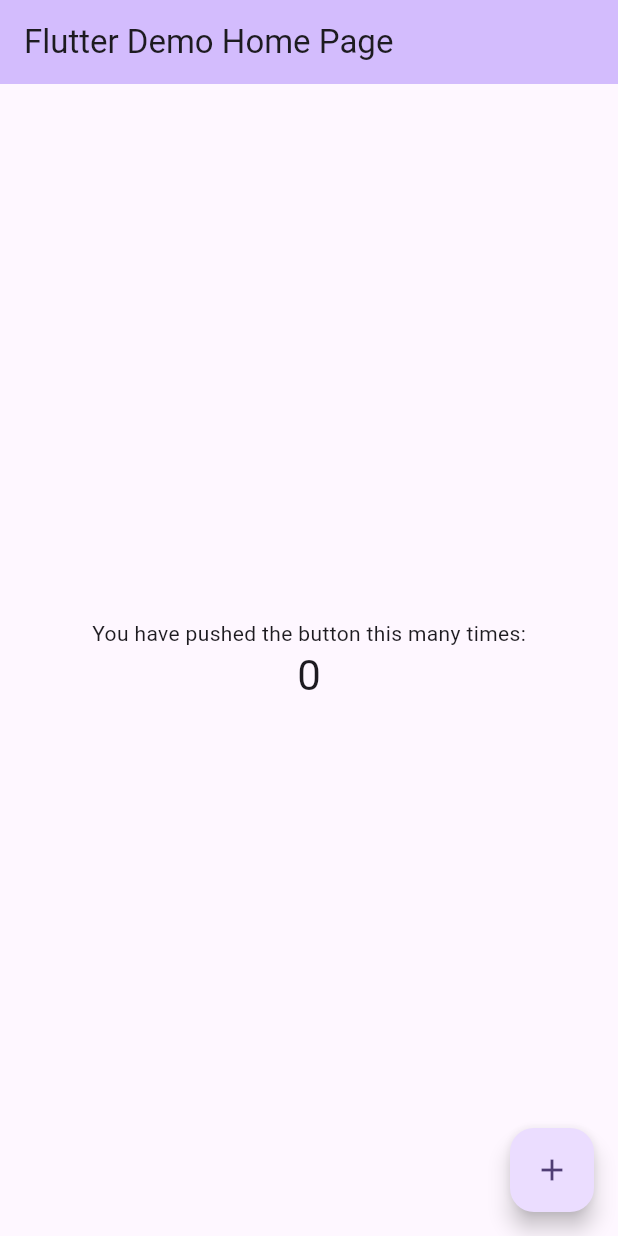
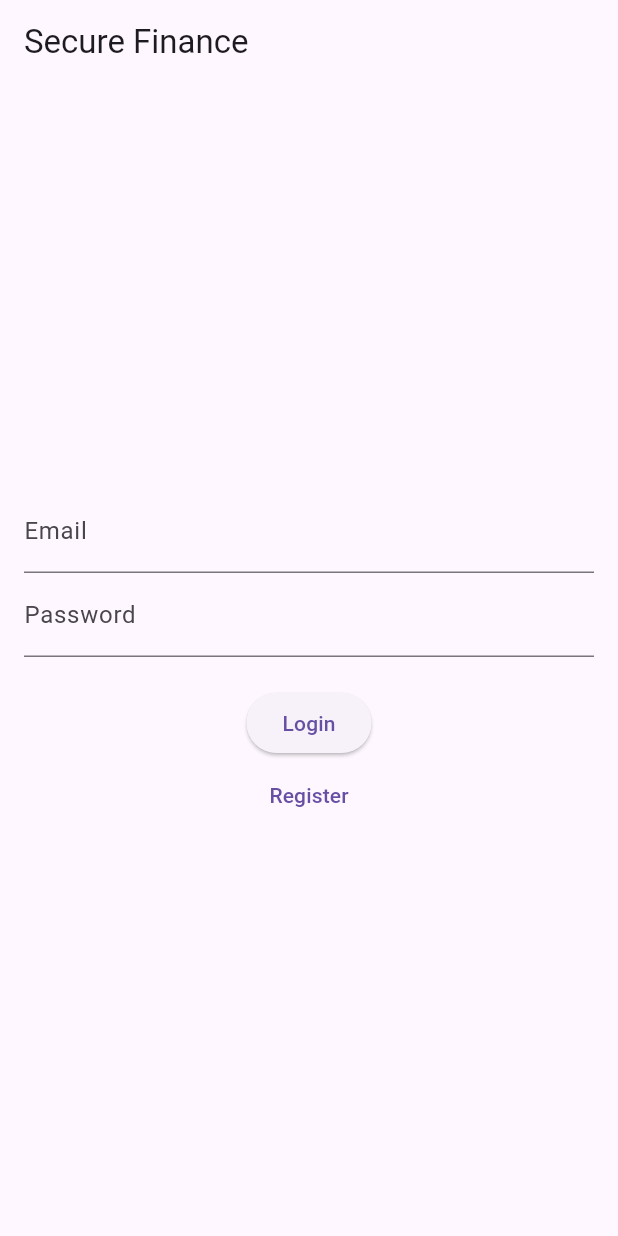
Before and after one commit to Hermit-commits-code/Secure-Finance, a Flutter app: the screen it shows after launch, on a phone screen of 412 x 824 dp. Run offline on Flutter 3.47's test engine with Material 3 defaults, Android fonts, the phone set to English and light mode, and no system bars; our stand-ins replace flutter_secure_storage.

Commit message:
feat: enable login and register on Pixel 8 via wireless debugging

```diff
--- a/lib/main.dart
+++ b/lib/main.dart
@@ -1,122 +1,21 @@
 import 'package:flutter/material.dart';
+import 'screens/login_screen.dart';
+import 'screens/register_screen.dart';
 
 void main() {
-  runApp(const MyApp());
+  runApp(MyApp());
 }
 
 class MyApp extends StatelessWidget {
-  const MyApp({super.key});
-
-  // This widget is the root of your application.
   @override
   Widget build(BuildContext context) {
     return MaterialApp(
-      title: 'Flutter Demo',
-      theme: ThemeData(
-        // This is the theme of your application.
-        //
-        // TRY THIS: Try running your application with "flutter run". You'll see
-        // the application has a purple toolbar. Then, without quitting the app,
-        // try changing the seedColor in the colorScheme below to Colors.green
-        // and then invoke "hot reload" (save your changes or press the "hot
-        // reload" button in a Flutter-supported IDE, or press "r" if you used
-        // the command line to start the app).
-        //
-        // Notice that the counter didn't reset back to zero; the application
-        // state is not lost during the reload. To reset the state, use hot
-        // restart instead.
-        //
-        // This works for code too, not just values: Most code changes can be
-        // tested with just a hot reload.
-        colorScheme: ColorScheme.fromSeed(seedColor: Colors.deepPurple),
-      ),
-      home: const MyHomePage(title: 'Flutter Demo Home Page'),
+      home: LoginScreen(),
+      routes: {
+        '/dashboard':
+            (context) => Scaffold(body: Center(child: Text('Dashboard TBD'))),
+        '/register': (context) => RegisterScreen(),
+      },
     );
   }
 }
-
-class MyHomePage extends StatefulWidget {
-  const MyHomePage({super.key, required this.title});
-
-  // This widget is the home page of your application. It is stateful, meaning
-  // that it has a State object (defined below) that contains fields that affect
-  // how it looks.
-
-  // This class is the configuration for the state. It holds the values (in this
-  // case the title) provided by the parent (in this case the App widget) and
-  // used by the build method of the State. Fields in a Widget subclass are
-  // always marked "final".
-
-  final String title;
-
-  @override
-  State<MyHomePage> createState() => _MyHomePageState();
-}
-
-class _MyHomePageState extends State<MyHomePage> {
-  int _counter = 0;
-
-  void _incrementCounter() {
-    setState(() {
-      // This call to setState tells the Flutter framework that something has
-      // changed in this State, which causes it to rerun the build method below
-      // so that the display can reflect the updated values. If we changed
-      // _counter without calling setState(), then the build method would not be
-      // called again, and so nothing would appear to happen.
-      _counter++;
-    });
-  }
-
-  @override
-  Widget build(BuildContext context) {
-    // This method is rerun every time setState is called, for instance as done
-    // by the _incrementCounter method above.
-    //
-    // The Flutter framework has been optimized to make rerunning build methods
-    // fast, so that you can just rebuild anything that needs updating rather
-    // than having to individually change instances of widgets.
-    return Scaffold(
-      appBar: AppBar(
-        // TRY THIS: Try changing the color here to a specific color (to
-        // Colors.amber, perhaps?) and trigger a hot reload to see the AppBar
-        // change color while the other colors stay the same.
-        backgroundColor: Theme.of(context).colorScheme.inversePrimary,
-        // Here we take the value from the MyHomePage object that was created by
-        // the App.build method, and use it to set our appbar title.
-        title: Text(widget.title),
-      ),
-      body: Center(
-        // Center is a layout widget. It takes a single child and positions it
-        // in the middle of the parent.
-        child: Column(
-          // Column is also a layout widget. It takes a list of children and
-          // arranges them vertically. By default, it sizes itself to fit its
-          // children horizontally, and tries to be as tall as its parent.
-          //
-          // Column has various properties to control how it sizes itself and
-          // how it positions its children. Here we use mainAxisAlignment to
-          // center the children vertically; the main axis here is the vertical
-          // axis because Columns are vertical (the cross axis would be
-          // horizontal).
-          //
-          // TRY THIS: Invoke "debug painting" (choose the "Toggle Debug Paint"
-          // action in the IDE, or press "p" in the console), to see the
-          // wireframe for each widget.
-          mainAxisAlignment: MainAxisAlignment.center,
-          children: <Widget>[
-            const Text('You have pushed the button this many times:'),
-            Text(
-              '$_counter',
-              style: Theme.of(context).textTheme.headlineMedium,
-            ),
-          ],
-        ),
-      ),
-      floatingActionButton: FloatingActionButton(
-        onPressed: _incrementCounter,
-        tooltip: 'Increment',
-        child: const Icon(Icons.add),
-      ), // This trailing comma makes auto-formatting nicer for build methods.
-    );
-  }
-}
--- /dev/null
+++ b/lib/screens/login_screen.dart
@@ -0,0 +1,54 @@
+import 'package:flutter/material.dart';
+import 'package:flutter_secure_storage/flutter_secure_storage.dart';
+
+class LoginScreen extends StatefulWidget {
+  @override
+  _LoginScreenState createState() => _LoginScreenState();
+}
+
+class _LoginScreenState extends State<LoginScreen> {
+  final _storage = FlutterSecureStorage();
+  final _emailController = TextEditingController();
+  final _passwordController = TextEditingController();
+
+  Future<void> _login() async {
+    String? storedPassword = await _storage.read(key: _emailController.text);
+    if (storedPassword == _passwordController.text) {
+      Navigator.pushReplacementNamed(context, '/dashboard');
+    } else {
+      ScaffoldMessenger.of(
+        context,
+      ).showSnackBar(SnackBar(content: Text('Invalid email or password')));
+    }
+  }
+
+  @override
+  Widget build(BuildContext context) {
+    return Scaffold(
+      appBar: AppBar(title: Text('Secure Finance')),
+      body: Padding(
+        padding: EdgeInsets.all(16.0),
+        child: Column(
+          mainAxisAlignment: MainAxisAlignment.center,
+          children: [
+            TextField(
+              controller: _emailController,
+              decoration: InputDecoration(labelText: 'Email'),
+            ),
+            TextField(
+              controller: _passwordController,
+              obscureText: true,
+              decoration: InputDecoration(labelText: 'Password'),
+            ),
+            SizedBox(height: 20),
+            ElevatedButton(onPressed: _login, child: Text('Login')),
+            TextButton(
+              onPressed: () => Navigator.pushNamed(context, '/register'),
+              child: Text('Register'),
+            ),
+          ],
+        ),
+      ),
+    );
+  }
+}
```
Also changed, not shown: lib/screens/register_screen.dart (added, +47 -0 lines), pubspec.yaml (+3 -71 lines), pubspec.lock.
